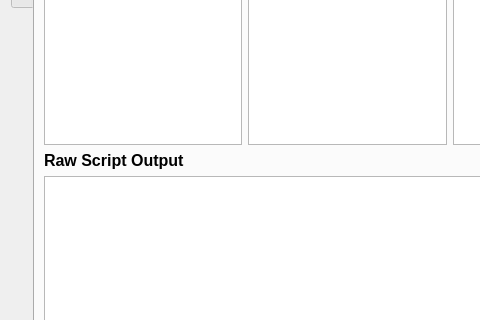
Above: windowstoolkitmain.ui from JakeSmithQUT/WindowsHardeningToolkit before the change; both pictures show x 0 to 480 and y 190 to 510 of the 1284 by 705 pixel window. Below: the same form after it.
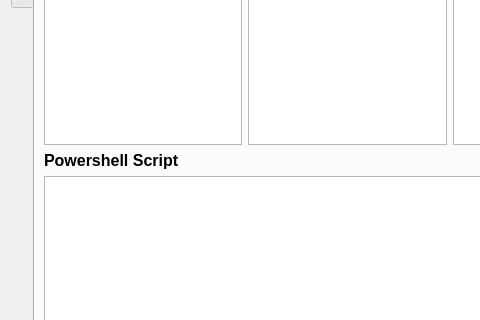
That is the form after the change.

What changed in the file:
```diff
--- a/windowstoolkitmain.ui
+++ b/windowstoolkitmain.ui
@@ -207,7 +207,7 @@
         <item row="10" column="2">
          <widget class="QLabel" name="label_9">
           <property name="text">
-           <string>&lt;html&gt;&lt;head/&gt;&lt;body&gt;&lt;p&gt;&lt;span style=&quot; font-size:12pt; font-weight:700;&quot;&gt;Raw Script Output&lt;/span&gt;&lt;/p&gt;&lt;/body&gt;&lt;/html&gt;</string>
+           <string>&lt;html&gt;&lt;head/&gt;&lt;body&gt;&lt;p&gt;&lt;span style=&quot; font-size:12pt; font-weight:700;&quot;&gt;Powershell Script&lt;/span&gt;&lt;/p&gt;&lt;/body&gt;&lt;/html&gt;</string>
           </property>
          </widget>
         </item>
```
